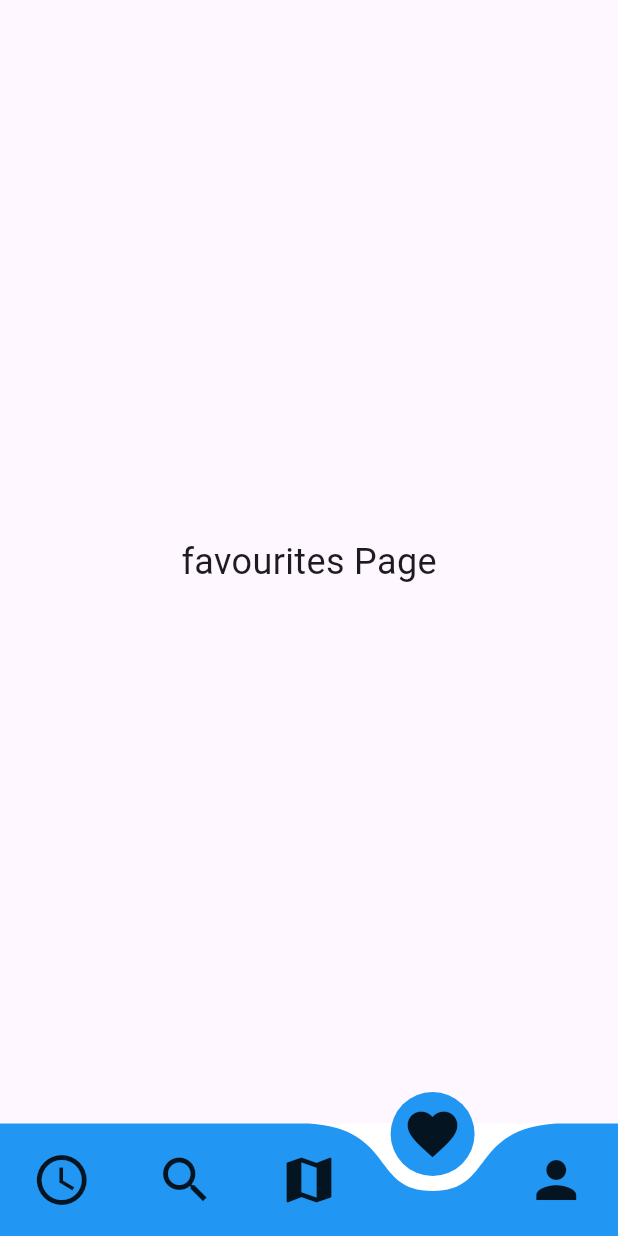
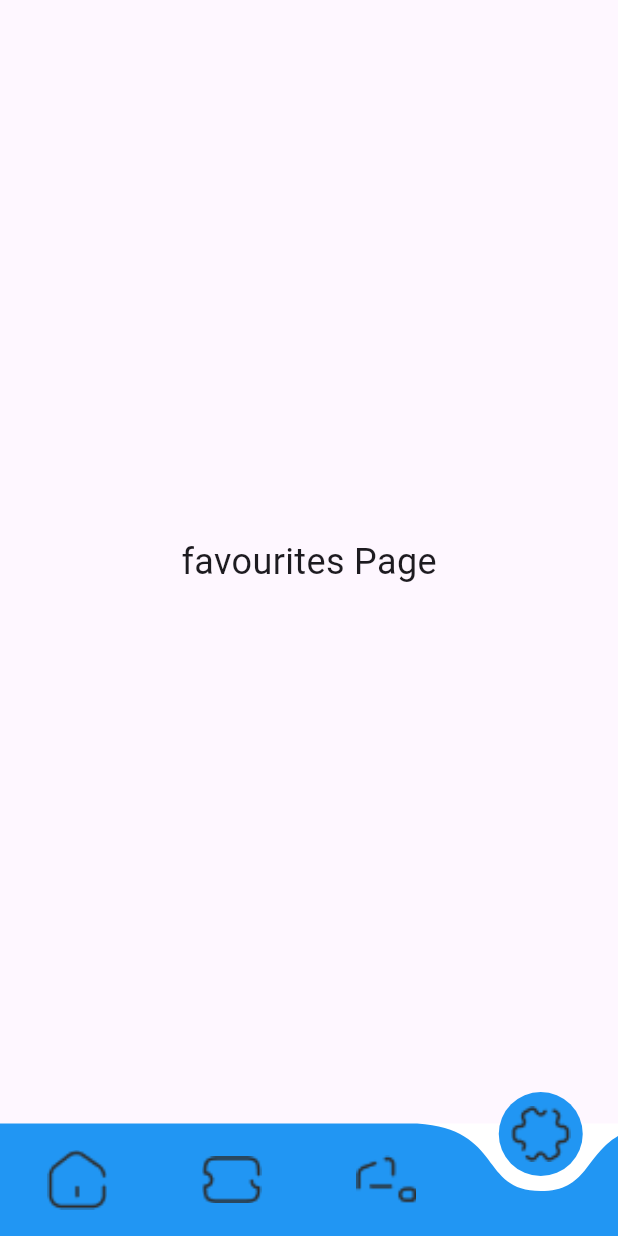
Before and after one commit to iSiRaH/transist_tracker, a Flutter app: the screen it shows after launch, item 4 of the bottom bar chosen, on a phone screen of 412 x 824 dp. Run offline on Flutter 3.47's test engine with Material 3 defaults, Android fonts, the phone set to English and light mode, and no system bars; drawn by our look-alikes of curved_navigation_bar.

Commit message:
Making right navigation bar

```diff
--- a/lib/main.dart
+++ b/lib/main.dart
@@ -18,12 +18,12 @@ class MyApp extends StatefulWidget {
 }
 
 class _MyAppState extends State<MyApp> {
-  int _currentIndex = 2;
+  int _currentIndex = 0;
 
   final List<Widget> _pages = [
+    HomePage(),
     TimeTablePage(),
     SearchPage(),
-    HomePage(),
     FavouritesPage(),
     ProfilePage(),
   ];
@@ -47,25 +47,37 @@ class _MyAppState extends State<MyApp> {
           animationCurve: Curves.easeIn,
           animationDuration: Duration(milliseconds: 600),
           items: <Widget>[
-            Icon(
-              Icons.schedule,
-              size: 40,
+            SizedBox(
+              height: 40,
+              width: 40,
+              child: Image.asset(
+                "assets/icons/HomeIcon.png",
+                fit: BoxFit.contain,
+              ),
             ),
-            Icon(
-              Icons.search,
-              size: 40,
+            SizedBox(
+              height: 40,
+              width: 40,
+              child: Image.asset(
+                "assets/icons/TicketIcon.png",
+                fit: BoxFit.contain,
+              ),
             ),
-            Icon(
-              Icons.map,
-              size: 40,
+            SizedBox(
+              height: 40,
+              width: 40,
+              child: Image.asset(
+                "assets/icons/WalletIcon.png",
+                fit: BoxFit.contain,
+              ),
             ),
-            Icon(
-              Icons.favorite,
-              size: 40,
-            ),
-            Icon(
-              Icons.person,
-              size: 40,
+            SizedBox(
+              height: 40,
+              width: 40,
+              child: Image.asset(
+                "assets/icons/SettingsIcon.png",
+                fit: BoxFit.contain,
+              ),
             ),
           ],
         ),
--- a/lib/pages/home_page.dart
+++ /dev/null
@@ -1,17 +0,0 @@
-import 'package:flutter/material.dart';
-
-class HomePage extends StatelessWidget {
-  const HomePage({super.key});
-
-  @override
-  Widget build(BuildContext context) {
-    return const Scaffold(
-      body: Center(
-        child: Text(
-          'Home Page',
-          style: TextStyle(fontSize: 24),
-        ),
-      ),
-    );
-  }
-}
```
Also changed, not shown: assets/icons/HomeIcon.png (added), assets/icons/SettingsIcon.png (added), assets/icons/TicketIcon.png (added), assets/icons/WalletIcon.png (added), assets/icons/calendar.png (deleted), assets/icons/map.png (deleted), assets/icons/search.png (deleted), assets/icons/star.png (deleted), assets/icons/user.png (deleted), pubspec.lock, pubspec.yaml (line endings or trailing spaces).
